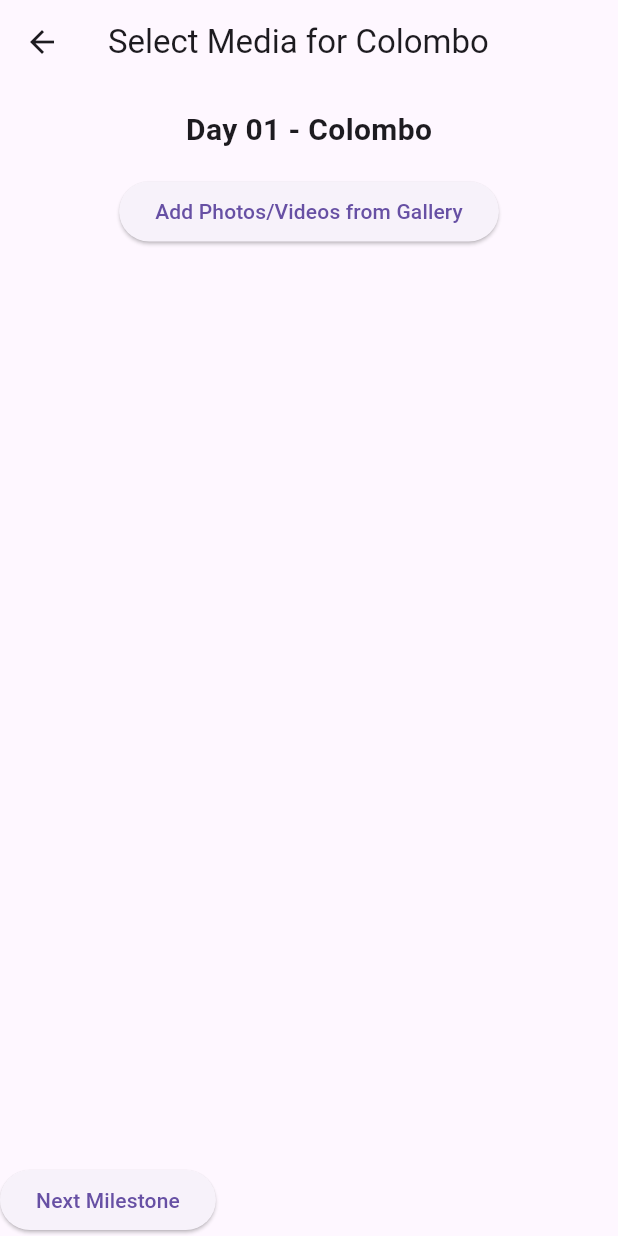
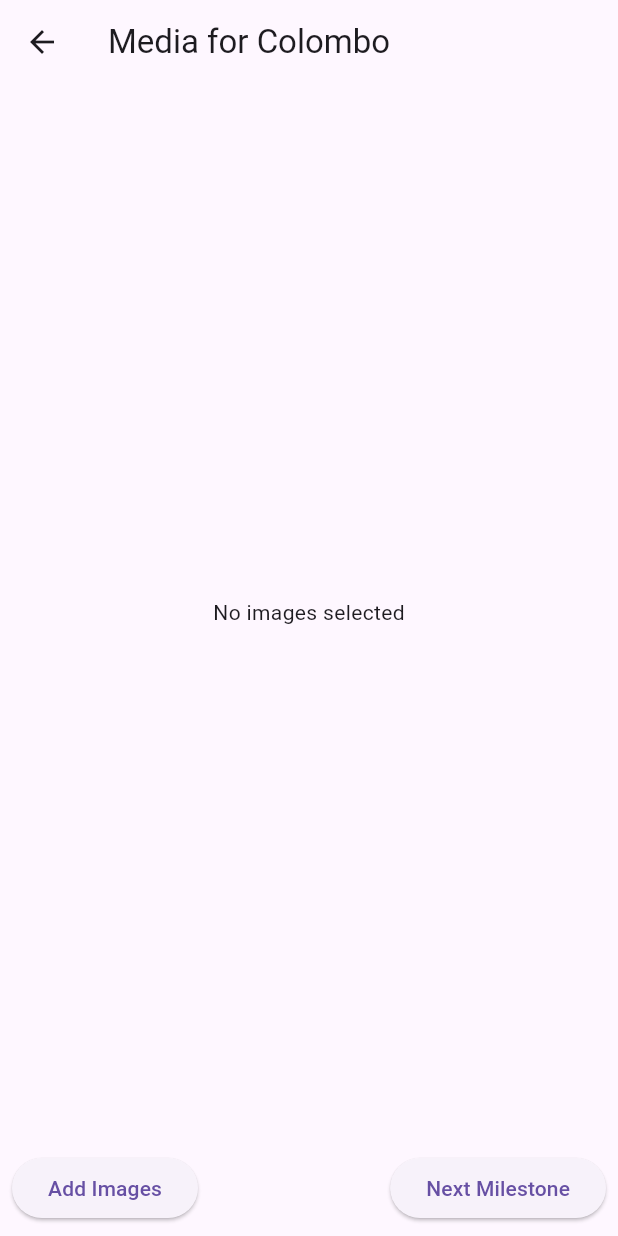
Before and after one commit to SahanWeerasiri/video-generation, a Flutter app: the MediaMilestoneScreen screen opened by its route, after a tap on "Next Milestone", after a tap on "Previous Milestone", on a phone screen of 412 x 824 dp. Run offline on Flutter 3.47's test engine with Material 3 defaults, Android fonts, the phone set to English and light mode, and no system bars; our stand-ins replace image_picker, video_player.

Commit message:
image selection is completed

```diff
--- a/UI/my_first_app/lib/media_milestone_screen.dart
+++ b/UI/my_first_app/lib/media_milestone_screen.dart
@@ -1,108 +1,140 @@
+import 'dart:typed_data';
 import 'package:flutter/material.dart';
 import 'package:image_picker/image_picker.dart';
+import 'dart:io';
 
 class MediaMilestoneScreen extends StatefulWidget {
-  final List<Map<String, dynamic>> data;
+  final List<Map<String, dynamic>> data; // Ensure data parameter
 
-  const MediaMilestoneScreen({Key? key, required this.data}) : super(key: key);
+  MediaMilestoneScreen({required this.data}); // Constructor to accept data
 
   @override
   _MediaMilestoneScreenState createState() => _MediaMilestoneScreenState();
 }
 
 class _MediaMilestoneScreenState extends State<MediaMilestoneScreen> {
-  int currentIndex = 0; // Tracks the current milestone index
+  int currentIndex = 0;
+  final ImagePicker _picker = ImagePicker();
+  List<Uint8List> memoryImages = []; // List to hold images for current milestone
+  List<List<Uint8List>> allImages = []; // List to store images for each milestone
 
-  final ImagePicker _picker = ImagePicker();
+  Future<void> _selectImages() async {
+    final pickedFiles = await _picker.pickMultiImage();
+    if (pickedFiles == null) return;
 
-  // Method to add selected media paths to the content list
-  void _addMediaPaths(List<String> mediaPaths) {
+    final List<Uint8List> selectedImages = [];
+    for (var pickedFile in pickedFiles) {
+      final bytes = await pickedFile.readAsBytes();
+      selectedImages.add(bytes);
+    }
+
     setState(() {
-      widget.data[currentIndex]['content'].addAll(mediaPaths);
+      // Add new images to the existing list for the current milestone
+      if (currentIndex < allImages.length) {
+        allImages[currentIndex].addAll(selectedImages);
+      } else {
+        allImages.add(selectedImages);
+      }
+      memoryImages = allImages[currentIndex]; // Update memoryImages
     });
   }
 
-  // Method to move to the next milestone
-  void _nextMilestone() {
-    if (currentIndex < widget.data.length - 1) {
+  void _removeImage(int index) {
     setState(() {
-        currentIndex++;
+      // Remove image from the current milestone list
+      if (currentIndex < allImages.length) {
+        allImages[currentIndex].removeAt(index);
+        memoryImages = List.from(allImages[currentIndex]); // Create a new list to trigger rebuild
+      }
     });
-    } else {
-      // Navigate to Summary Gallery Screen at the last milestone
-      Navigator.pushNamed(context, '/summary', arguments: widget.data);
-    }
-  }
-
-  // Method to move to the previous milestone
-  void _previousMilestone() {
-    if (currentIndex > 0) {
-      setState(() {
-        currentIndex--;
-      });
-    }
-  }
-
-  // Method to pick images from the gallery
-  Future<void> _pickImages() async {
-    final List<XFile>? images = await _picker.pickMultiImage(); // Pick multiple images
-    if (images != null && images.isNotEmpty) {
-      List<String> selectedMediaPaths = images.map((image) => image.path).toList();
-      _addMediaPaths(selectedMediaPaths);
-    }
   }
 
   @override
   Widget build(BuildContext context) {
-    final currentMilestone = widget.data[currentIndex];
+    final currentData = widget.data[currentIndex]; // Use data from widget
 
     return Scaffold(
       appBar: AppBar(
-        title: Text("Select Media for ${currentMilestone['location']['name']}"),
+        title: Text('Media for ${currentData['location']['name']}'),
       ),
       body: Column(
         children: [
-          // Display the current milestone info
-          Padding(
-            padding: const EdgeInsets.all(16.0),
-            child: Text(
-              '${currentMilestone['time']} - ${currentMilestone['location']['name']}',
-              style: TextStyle(fontSize: 20, fontWeight: FontWeight.bold),
+          Expanded(
+            child: memoryImages.isNotEmpty
+              ? GridView.builder(
+                  gridDelegate: SliverGridDelegateWithFixedCrossAxisCount(
+                    crossAxisCount: 3, // Adjust the number of images in each row
+                    crossAxisSpacing: 4.0,
+                    mainAxisSpacing: 4.0,
                   ),
-          ),
-          // Placeholder for media selection UI (image picker)
-          ElevatedButton(
-            onPressed: _pickImages,
-            child: Text("Add Photos/Videos from Gallery"),
-          ),
-          // Display the selected content
-          Expanded(
-            child: ListView.builder(
-              itemCount: currentMilestone['content'].length,
+                  itemCount: memoryImages.length,
                   itemBuilder: (context, index) {
-                return ListTile(
-                  leading: Icon(Icons.image),
-                  title: Text(currentMilestone['content'][index]),
+                    return Stack(
+                      fit: StackFit.expand,
+                      children: [
+                        Image.memory(
+                          memoryImages[index],
+                          fit: BoxFit.cover,
+                          errorBuilder: (context, error, stackTrace) {
+                            print('Error loading image: $error');
+                            return Container(
+                              color: Colors.grey[300],
+                              child: Icon(Icons.error, color: Colors.red),
                             );
                           },
                         ),
+                        Positioned(
+                          right: 0,
+                          top: 0,
+                          child: IconButton(
+                            icon: Icon(Icons.remove_circle, color: Colors.red),
+                            onPressed: () => _removeImage(index),
                           ),
-          // Buttons to navigate between milestones
-          Row(
+                        ),
+                      ],
+                    );
+                  },
+                )
+              : Center(child: Text('No images selected')),
+          ),
+          Padding(
+            padding: const EdgeInsets.all(8.0),
+            child: Row(
               mainAxisAlignment: MainAxisAlignment.spaceBetween,
               children: [
                 if (currentIndex > 0)
                   ElevatedButton(
-                  onPressed: _previousMilestone,
+                    onPressed: () {
+                      setState(() {
+                        currentIndex--;
+                        memoryImages = allImages.length > currentIndex ? List.from(allImages[currentIndex]) : [];
+                      });
+                    },
                     child: Text('Previous Milestone'),
                   ),
                 ElevatedButton(
-                onPressed: _nextMilestone,
-                child: currentIndex == widget.data.length - 1
-                    ? Text('Finish and View Summary')
-                    : Text('Next Milestone'),
+                  onPressed: _selectImages,
+                  child: Text('Add Images'),
+                ),
+                if (currentIndex < widget.data.length - 1)
+                  ElevatedButton(
+                    onPressed: () {
+                      setState(() {
+                        currentIndex++;
+                        memoryImages = allImages.length > currentIndex ? List.from(allImages[currentIndex]) : [];
+                      });
+                    },
+                    child: Text('Next Milestone'),
+                  ),
+                if (currentIndex == widget.data.length - 1)
+                  ElevatedButton(
+                    onPressed: () {
+                      Navigator.pushNamed(context, '/summary', arguments: widget.data);
+                    },
+                    child: Text('Finish and View Summary'),
                   ),
               ],
+            ),
           ),
         ],
       ),
```
Lines whose indentation alone changed are shown as unchanged.
